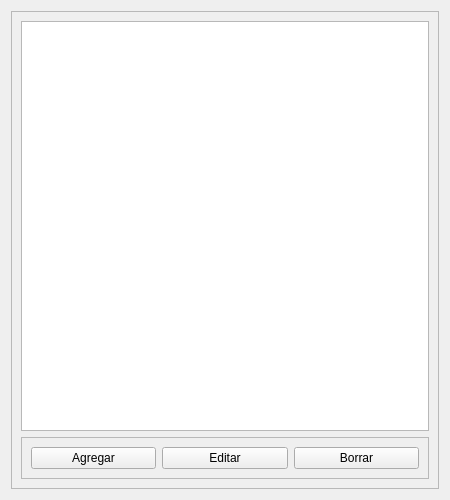
First picture: the form in invicoliqpyqt/view/listado_factureros.ui, repository fscorrales/invicoliqpyqt, before the edit.
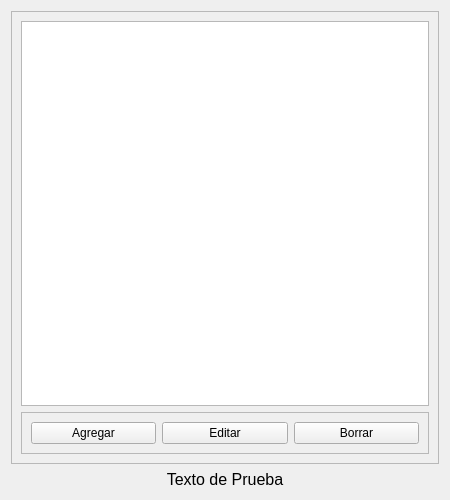
Second picture: the form after the edit.

Commit message: feat: delete row listado factureros

The edit to the form file:
```diff
--- a/invicoliqpyqt/view/listado_factureros.ui
+++ b/invicoliqpyqt/view/listado_factureros.ui
@@ -31,7 +31,7 @@
         <x>0</x>
         <y>0</y>
         <width>430</width>
-        <height>480</height>
+        <height>455</height>
        </rect>
       </property>
       <property name="sizePolicy">
@@ -81,6 +81,16 @@
      </widget>
     </widget>
    </item>
+   <item row="1" column="0">
+    <widget class="QLabel" name="lbl_test">
+     <property name="text">
+      <string>&lt;html&gt;&lt;head/&gt;&lt;body&gt;&lt;p align=&quot;center&quot;&gt;&lt;span style=&quot; font-size:12pt;&quot;&gt;Texto de Prueba&lt;/span&gt;&lt;/p&gt;&lt;/body&gt;&lt;/html&gt;</string>
+     </property>
+     <property name="alignment">
+      <set>Qt::AlignCenter</set>
+     </property>
+    </widget>
+   </item>
   </layout>
  </widget>
  <resources/>
```
The commit also changes 2 other files.
